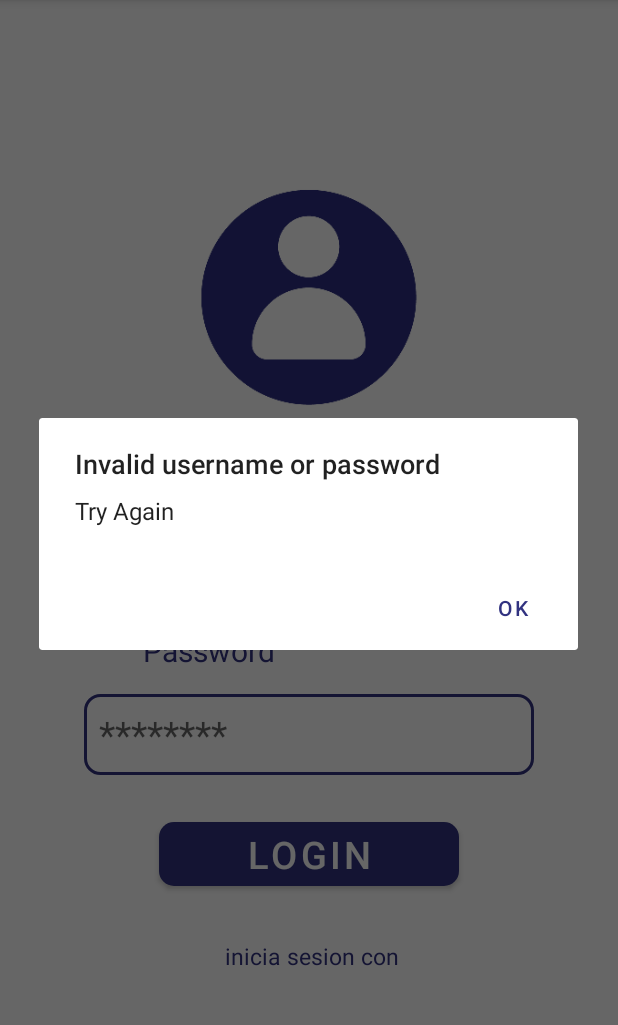
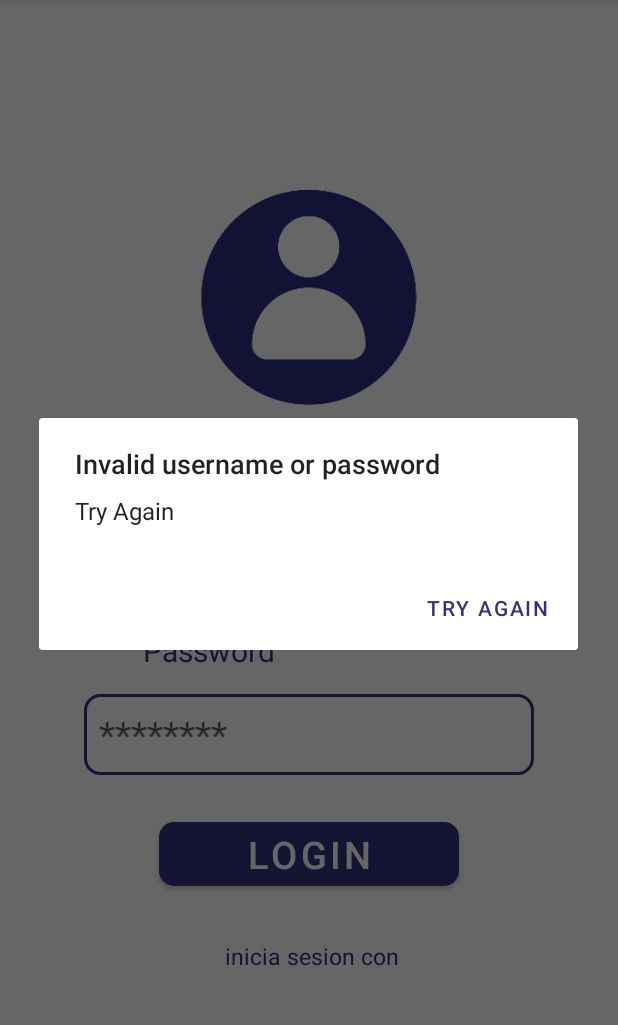
Before and after one commit to JhonnyPG/AppTurismo, an Android app: the welcomActivity screen opened directly, with no data from a screen before it, after a tap on "LOGIN", on a phone screen of 412 x 824 dp, the part 84-1109 px from its top. Run offline under Robolectric (Android 15) with nearby library versions, the phone set to English and light mode, and no system bars.

Commit message:
aparicion de mensajes toast en pantalla destination,login y welcom cambio de mensajes emergente para soporte de idioma

```diff
--- a/app/src/main/java/com/lemarin31/aventurateporcolombia/welcomActivity.kt
+++ b/app/src/main/java/com/lemarin31/aventurateporcolombia/welcomActivity.kt
@@ -2,11 +2,13 @@ package com.lemarin31.aventurateporcolombia
 
 import android.content.DialogInterface
 import android.content.Intent
+import android.content.res.Resources
 import androidx.appcompat.app.AppCompatActivity
 import android.os.Bundle
 import android.view.Menu
 import android.view.View
 import android.widget.EditText
+import android.widget.Toast
 import androidx.appcompat.app.AlertDialog
 import androidx.appcompat.widget.AlertDialogLayout
 
@@ -40,12 +42,15 @@ class welcomActivity : AppCompatActivity() {
                     .setPositiveButton("Ok", Mensajeok)
                     .create()
                     .show()
+                Toast.makeText(applicationContext,getResources().getString(R.string.welcome),
+                    Toast.LENGTH_LONG)
+                    .show()
             }
              else{
                  val botondialogo = AlertDialog.Builder(this)
                      .setTitle(resources.getString(R.string.Erroruser))
                      .setMessage(resources.getString(R.string.Errormenssage))
-                     .setNegativeButton("OK",Mensajecancel)
+                     .setNegativeButton(getResources().getString(R.string.Errormenssage),Mensajecancel)
                      .create()
                      .show()
                 }
--- a/app/src/main/res/layout-sw480dp/activity_login.xml
+++ b/app/src/main/res/layout-sw480dp/activity_login.xml
@@ -142,6 +142,7 @@
         android:layout_marginHorizontal="90dp"
         android:gravity="center"
         android:hint="@string/tex_YouPassword"
+        android:onClick="basedatos"
         android:text="@string/tex_Sig"
         android:textSize="20dp"
         app:cornerRadius="50dp" />
--- a/app/src/main/res/layout-sw600dp/activity_login.xml
+++ b/app/src/main/res/layout-sw600dp/activity_login.xml
@@ -147,6 +147,7 @@
         android:layout_marginHorizontal="130dp"
         android:gravity="center"
         android:hint="@string/tex_YouPassword"
+        android:onClick="basedatos"
         android:text="@string/tex_Sig"
         android:textSize="30dp"
         app:cornerRadius="50dp" />
--- a/app/src/main/res/layout-sw720dp/activity_login.xml
+++ b/app/src/main/res/layout-sw720dp/activity_login.xml
@@ -147,6 +147,7 @@
         android:layout_marginHorizontal="230dp"
         android:gravity="center"
         android:hint="@string/tex_YouPassword"
+        android:onClick="basedatos"
         android:text="@string/tex_Sig"
         android:textSize="30dp"
         app:cornerRadius="50dp" />
--- a/app/src/main/res/layout/activity_login.xml
+++ b/app/src/main/res/layout/activity_login.xml
@@ -142,6 +142,7 @@
         android:layout_marginHorizontal="30dp"
         android:gravity="center"
         android:hint="@string/tex_YouPassword"
+        android:onClick="basedatos"
         android:text="@string/tex_Sig"
         android:textSize="20dp"
         app:cornerRadius="50dp" />
--- a/app/src/main/res/menu/menu_registro.xml
+++ b/app/src/main/res/menu/menu_registro.xml
@@ -6,12 +6,12 @@
 
     <item
         android:id="@+id/iniciosesion"
-        android:title="Iniciar Sesion"
+        android:title="Cerrar Sesion"
         app:showAsAction="never"/>
     <item
         android:id="@+id/registrarse"
         android:title="Registrarse"
-        app:showAsAction="never"/>
+        app:showAsAction="never" />
 
 
 </menu>
--- a/app/src/main/res/values/strings.xml
+++ b/app/src/main/res/values/strings.xml
@@ -21,6 +21,8 @@
     <string name="tex_fullname">Full Name</string>
     <string name="tex_repeatpassword">Repeat Password</string>
     <string name="tex_yourname">Your Name</string>
+    <string name="tex_baselogin">Fail to build database connection </string>
+
 
 
 
```
Also changed, not shown: app/src/main/java/com/lemarin31/aventurateporcolombia/LoginActivity.kt (+8 -0 lines), app/src/main/java/com/lemarin31/aventurateporcolombia/Maindestination.kt (+7 -0 lines), app/src/main/res/layout/activity_destination.xml (+10 -4 lines), 1 other file.
